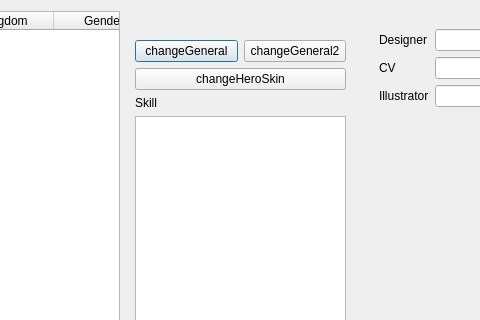
Qt form src/dialog/generaloverview.ui (zeromathematics/QSanguosha-v2-AnimeMod) before a commit; both pictures show x 358 to 838 and y 0 to 320 of the 989 by 611 pixel window.
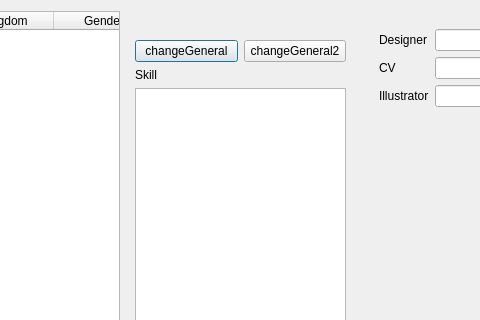
The same form after that commit. Icons and pictures are not drawn.

The edit to the form file:
```diff
--- a/src/dialog/generaloverview.ui
+++ b/src/dialog/generaloverview.ui
@@ -122,13 +122,6 @@
           </item>
          </layout>
         </item>
-        <item>
-         <widget class="QPushButton" name="changeHeroSkinButton">
-          <property name="text">
-           <string>changeHeroSkin</string>
-          </property>
-         </widget>
-        </item>
         <item>
          <widget class="QLabel" name="skillLabel">
           <property name="text">
```
